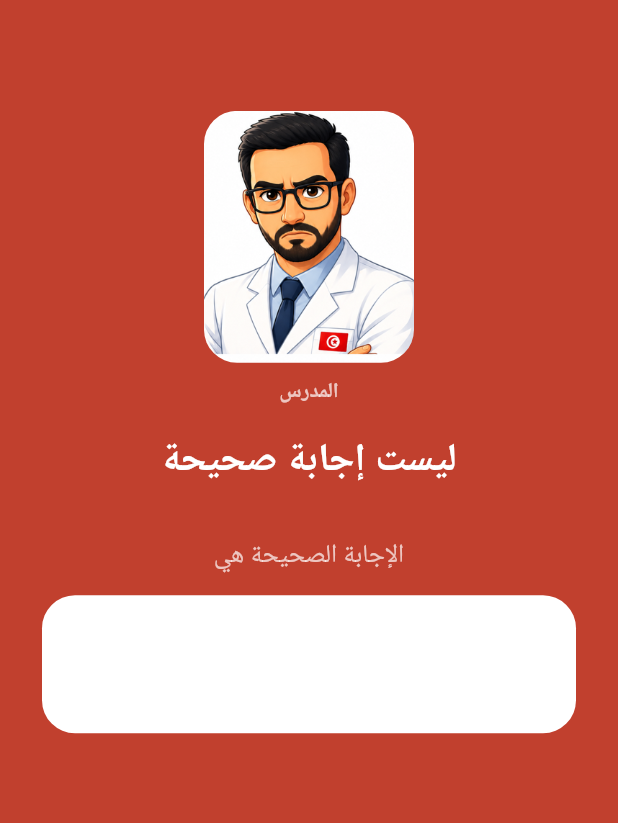
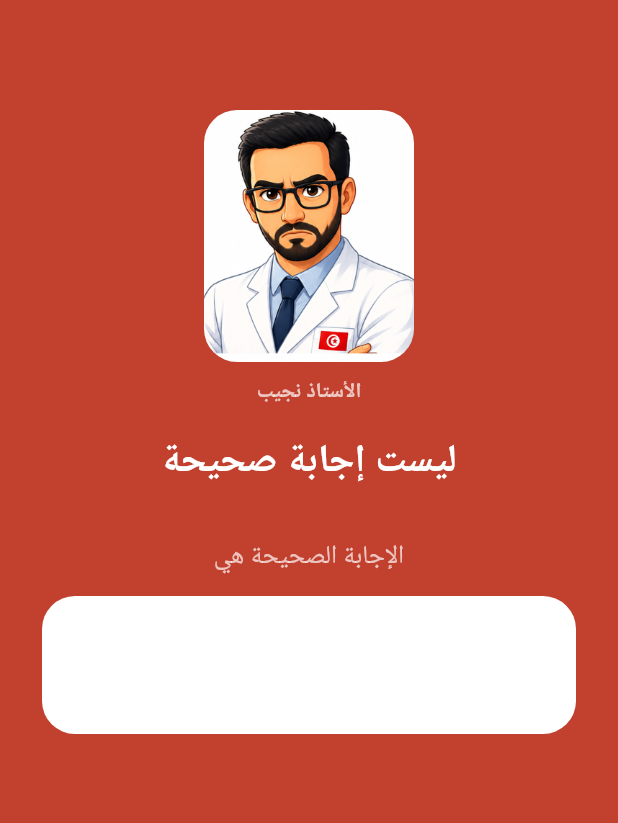
Before and after one commit to chekib318-stack/android1, a Flutter app: the WrongAnswerScreen screen opened directly with empty values, on a phone screen of 412 x 824 dp. Shown: the part 166-989 px from the top of the screen. Run offline on Flutter 3.47's test engine with Material 3 defaults, Android fonts, the phone set to English and light mode, and no system bars; our stand-ins replace audioplayers, flutter_tts, google_fonts, shared_preferences, speech_to_text; accounts and stored records are empty; Roboto replaces fonts that are missing (Cairo, Tajawal).

Commit message:
Add files via upload

```diff
--- a/lib/screens/final_report_screen.dart
+++ b/lib/screens/final_report_screen.dart
@@ -6,7 +6,7 @@ import '../widgets/official_badge.dart';
 import 'home_screen.dart';
 
 /// شاشة تُعرض بعد إتمام كل الدروس العشرين: تلخّص الأداء الكلي عبر كل
-/// الدروس (مجموع الإجابات الصحيحة من مجموع كل الأسئلة)، مع صورة المدرس
+/// الدروس (مجموع الإجابات الصحيحة من مجموع كل الأسئلة)، مع صورة الأستاذ نجيب
 /// ضاحكا أو غاضبا حسب النسبة الإجمالية.
 class FinalReportScreen extends StatefulWidget {
   final ProgressProvider progress;
--- a/lib/screens/splash_screen.dart
+++ b/lib/screens/splash_screen.dart
@@ -110,7 +110,7 @@ class _SplashScreenState extends State<SplashScreen> {
                 borderRadius: BorderRadius.circular(8),
               ),
               child: const Text(
-                'build v1.0.7+22',
+                'build v1.0.8+23',
                 style: TextStyle(color: Colors.white, fontSize: 12, fontWeight: FontWeight.w700),
               ),
             ),
--- a/lib/widgets/mascot_celebration.dart
+++ b/lib/widgets/mascot_celebration.dart
@@ -1,7 +1,7 @@
 import 'package:flutter/material.dart';
 import '../theme/app_theme.dart';
 
-/// شخصية "المدرس" — معلّم تونسي بمعطف أبيض وشارة العلم التونسي،
+/// شخصية "الأستاذ نجيب" — معلّم تونسي بمعطف أبيض وشارة العلم التونسي،
 /// بصورة حقيقية (assets/images/teacher_happy.png). تدخل البطاقة بحركة
 /// انزلاق وتلاشي، بينما تهتز صورة الشخصية بلطف باستمرار وتنبض بسرعة
 /// أثناء نطق الجملة لتبدو وكأنها "تتكلم".
@@ -79,7 +79,7 @@ class _MascotCelebrationState extends State<MascotCelebration>
                   crossAxisAlignment: CrossAxisAlignment.start,
                   children: [
                     Text(
-                      'المدرس',
+                      'الأستاذ نجيب',
                       style: TextStyle(
                         color: AppColors.zellige,
                         fontWeight: FontWeight.w800,
--- a/lib/widgets/wrong_answer_screen.dart
+++ b/lib/widgets/wrong_answer_screen.dart
@@ -7,7 +7,7 @@ import 'official_badge.dart';
 
 /// تُعرض على كامل الشاشة عند إجابة خاطئة (فوق شريط التطبيق أيضًا)، لتثبيت
 /// الإجابة الصحيحة في ذهن المتعلم قبل المتابعة للتمرين التالي. تظهر فيها
-/// صورة "المدرس" غاضبا (assets/images/teacher_angry.png) بحركة اهتزاز
+/// صورة "الأستاذ نجيب" غاضبا (assets/images/teacher_angry.png) بحركة اهتزاز
 /// خفيفة تعبّر عن الاستياء اللطيف، بلا إحباط المتعلم الصغير.
 class WrongAnswerScreen extends StatefulWidget {
   final Exercise exercise;
@@ -61,7 +61,7 @@ class _WrongAnswerScreenState extends State<WrongAnswerScreen>
               Center(child: _animatedTeacher()),
               const SizedBox(height: 10),
               const Text(
-                'المدرس',
+                'الأستاذ نجيب',
                 textAlign: TextAlign.center,
                 style: TextStyle(
                   color: Colors.white70,
--- a/pubspec.yaml
+++ b/pubspec.yaml
@@ -1,7 +1,7 @@
 name: arabia_edu
 description: "Arabia Edu – العربية معي — تطبيق تعليم اللغة العربية لأبناء الجالية التونسية"
 publish_to: 'none'
-version: 1.0.7+22
+version: 1.0.8+23
 
 environment:
   sdk: '>=3.2.0 <4.0.0'
```
